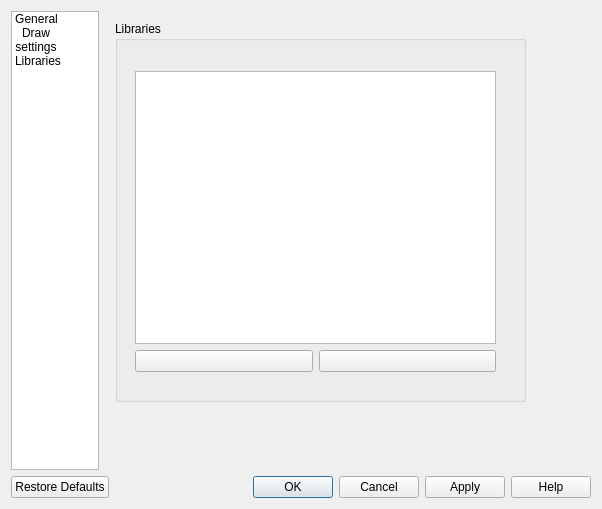
timvdm/Molsketch, file molsketch/settingsdialog.ui: the form before one commit.
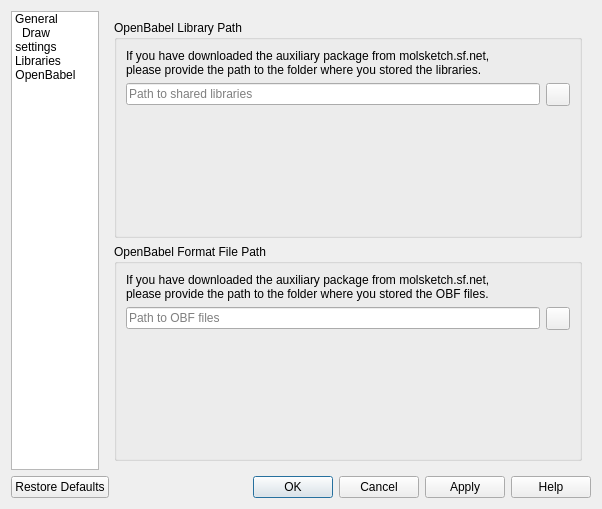
The form after the commit. Icons and pictures are not drawn.

```diff
--- a/molsketch/settingsdialog.ui
+++ b/molsketch/settingsdialog.ui
@@ -18,8 +18,8 @@
    <iconset theme="preferences-system" resource="oxygenicons.qrc">
     <normaloff>:/icons/preferences-system.svg</normaloff>:/icons/preferences-system.svg</iconset>
   </property>
-  <layout class="QHBoxLayout" name="horizontalLayout">
-   <item>
+  <layout class="QGridLayout" name="gridLayout_3">
+   <item row="0" column="0">
     <layout class="QVBoxLayout" name="settingsDialogLayout">
      <item>
       <layout class="QHBoxLayout" name="settingsInnerLayout">
@@ -85,12 +85,21 @@
             <normaloff>:/icons/document-open.svg</normaloff>:/icons/document-open.svg</iconset>
           </property>
          </item>
+         <item>
+          <property name="text">
+           <string>OpenBabel</string>
+          </property>
+          <property name="icon">
+           <iconset resource="molsketch.qrc">
+            <normaloff>:/images/openbabel.png</normaloff>:/images/openbabel.png</iconset>
+          </property>
+         </item>
         </widget>
        </item>
        <item>
         <widget class="QStackedWidget" name="stackedWidget">
          <property name="currentIndex">
-          <number>2</number>
+          <number>3</number>
          </property>
          <widget class="QWidget" name="generalPage">
           <widget class="QGroupBox" name="groupBoxGeneral">
@@ -493,8 +502,8 @@
             <rect>
              <x>10</x>
              <y>10</y>
-             <width>411</width>
-             <height>381</height>
+             <width>431</width>
+             <height>391</height>
             </rect>
            </property>
            <property name="title">
@@ -547,6 +556,120 @@
            </widget>
           </widget>
          </widget>
+         <widget class="QWidget" name="openBabelPage">
+          <layout class="QGridLayout" name="gridLayout">
+           <item row="0" column="0">
+            <widget class="QGroupBox" name="libraryPathBox">
+             <property name="title">
+              <string>OpenBabel Library Path</string>
+             </property>
+             <layout class="QGridLayout" name="gridLayout_4">
+              <item row="0" column="0">
+               <layout class="QVBoxLayout" name="verticalLayout_3">
+                <item>
+                 <widget class="QLabel" name="libraryExplanation">
+                  <property name="text">
+                   <string>If you have downloaded the auxiliary package from molsketch.sf.net,&lt;br&gt;please provide the path to the folder where you stored the libraries.</string>
+                  </property>
+                 </widget>
+                </item>
+                <item>
+                 <layout class="QHBoxLayout" name="horizontalLayout">
+                  <item>
+                   <widget class="QLineEdit" name="libraryPath">
+                    <property name="placeholderText">
+                     <string>Path to shared libraries</string>
+                    </property>
+                   </widget>
+                  </item>
+                  <item>
+                   <widget class="QToolButton" name="libraryPathButton">
+                    <property name="text">
+                     <string/>
+                    </property>
+                    <property name="icon">
+                     <iconset theme="document-open" resource="oxygenicons.qrc">
+                      <normaloff>:/icons/document-open.svg</normaloff>:/icons/document-open.svg</iconset>
+                    </property>
+                   </widget>
+                  </item>
+                 </layout>
+                </item>
+               </layout>
+              </item>
+              <item row="1" column="0">
+               <spacer name="verticalSpacer">
+                <property name="orientation">
+                 <enum>Qt::Vertical</enum>
+                </property>
+                <property name="sizeHint" stdset="0">
+                 <size>
+                  <width>20</width>
+                  <height>40</height>
+                 </size>
+                </property>
+               </spacer>
+              </item>
+             </layout>
+            </widget>
+           </item>
+           <item row="1" column="0">
+            <widget class="QGroupBox" name="obfPathBox">
+             <property name="title">
+              <string>OpenBabel Format File Path</string>
+             </property>
+             <layout class="QGridLayout" name="gridLayout_5">
+              <item row="0" column="0">
+               <layout class="QVBoxLayout" name="verticalLayout_4">
+                <item>
+                 <widget class="QLabel" name="obfExplanation">
+                  <property name="text">
+                   <string>If you have downloaded the auxiliary package from molsketch.sf.net,&lt;br&gt;please provide the path to the folder where you stored the OBF files.</string>
+                  </property>
+                 </widget>
+                </item>
+                <item>
+                 <layout class="QHBoxLayout" name="horizontalLayout_4">
+                  <item>
+                   <widget class="QLineEdit" name="obfPath">
+                    <property name="placeholderText">
+                     <string>Path to OBF files</string>
+                    </property>
+                   </widget>
+                  </item>
+                  <item>
+                   <widget class="QToolButton" name="obfPathButton">
+                    <property name="text">
+                     <string/>
+                    </property>
+                    <property name="icon">
+                     <iconset theme="document-open" resource="oxygenicons.qrc">
+                      <normaloff>:/icons/document-open.svg</normaloff>:/icons/document-open.svg</iconset>
+                    </property>
+                   </widget>
+                  </item>
+                 </layout>
+                </item>
+               </layout>
+              </item>
+              <item row="1" column="0">
+               <spacer name="verticalSpacer_2">
+                <property name="orientation">
+                 <enum>Qt::Vertical</enum>
+                </property>
+                <property name="sizeHint" stdset="0">
+                 <size>
+                  <width>20</width>
+                  <height>40</height>
+                 </size>
+                </property>
+               </spacer>
+              </item>
+             </layout>
+            </widget>
+           </item>
+          </layout>
+         </widget>
         </widget>
        </item>
       </layout>
```
Left out of the diff: 21 changed lines with no effect on the pictures. Lines whose indentation alone changed are shown as unchanged.
